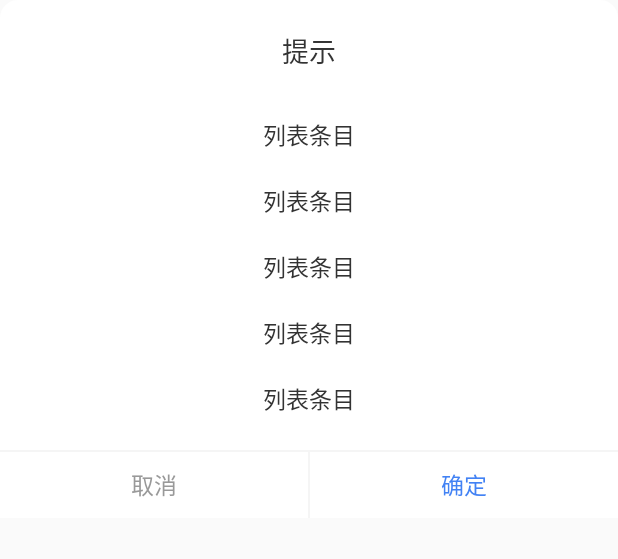
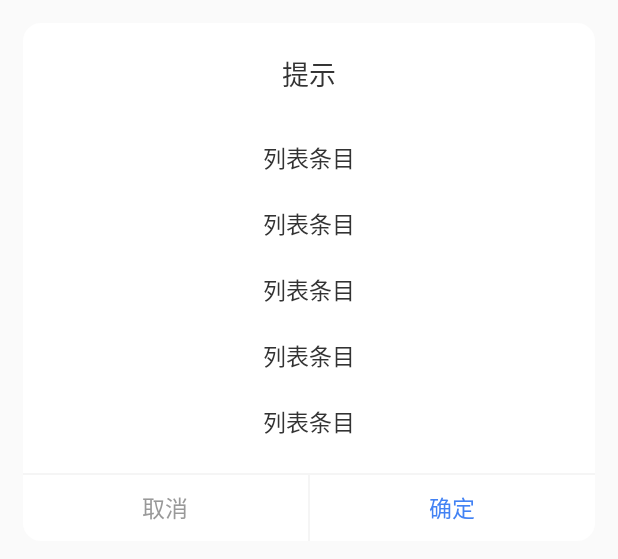
Before and after one commit to ZLYang110/UpperDialog, an Android app: the layout basic_ui_dialog_list.xml on its own in the app's theme, with its tools: preview values and no code run, on a phone screen of 412 x 824 dp. Shown: the top 559 px of the screen. Run offline under Robolectric (Android 15) with nearby library versions, the phone set to English and light mode, and no system bars.

Commit message:
代码优化，

```diff
--- a/app/src/main/java/com/zlyandroid/upperdialog/MainActivity.java
+++ b/app/src/main/java/com/zlyandroid/upperdialog/MainActivity.java
@@ -132,6 +132,10 @@ public class MainActivity extends AppCompatActivity {
 
                         ListDialog.with(MainActivity.this)
                                 .cancelable(true)
+                                .noYseBtn() //不显示确定按钮 三个相互冲突，请设置一个
+                                //.noNoBtn()  //不显示取消按钮
+                                //.noBtn() // 不显示按钮
+
 //                        .title("列表动画")
                                 .datas(lisStr)
                                 .currSelectPos(1)
--- a/upperdialoglib/src/main/java/com/zlylib/upperdialog/manager/Layer.java
+++ b/upperdialoglib/src/main/java/com/zlylib/upperdialog/manager/Layer.java
@@ -18,6 +18,7 @@ import java.util.List;
  */
 public class Layer implements ViewManager.OnLifeListener, ViewManager.OnKeyListener, ViewManager.OnPreDrawListener {
 
+
     private final ViewManager mViewManager;
     private final ViewHolder mViewHolder;
     private final ListenerHolder mListenerHolder;
@@ -30,6 +31,8 @@ public class Layer implements ViewManager.OnLifeListener, ViewManager.OnKeyListe
 
     private Animator mAnimatorIn = null;
     private Animator mAnimatorOut = null;
+
+    private boolean mInitialized = false;
 
     public Layer() {
         mConfig = Utils.requireNonNull(onCreateConfig(), "onCreateConfig() == null");
@@ -96,8 +99,13 @@ public class Layer implements ViewManager.OnLifeListener, ViewManager.OnKeyListe
 
     @Override
     public void onAttach() {
+        getViewHolder().getChild().setVisibility(View.VISIBLE);
         mListenerHolder.bindClickListeners(this);
         mListenerHolder.notifyVisibleChangeOnShow(this);
+        if (!mInitialized) {
+            mInitialized = true;
+            mListenerHolder.notifyOnInitialize(this);
+        }
         mListenerHolder.notifyDataBinder(this);
     }
 
@@ -163,7 +171,15 @@ public class Layer implements ViewManager.OnLifeListener, ViewManager.OnKeyListe
                     @Override
                     public void onAnimationEnd(Animator animation) {
                         if (!beenCanceled) {
-                            mViewManager.detach();
+                            // 动画执行结束后不能直接removeView，要在下一个dispatchDraw周期移除
+                            // 否则会崩溃，因为viewGroup的childCount没有来得及-1，获取到的view为空
+                            getViewHolder().getChild().setVisibility(View.INVISIBLE);
+                            getViewHolder().getChild().post(new Runnable() {
+                                @Override
+                                public void run() {
+                                    mViewManager.detach();
+                                }
+                            });
                         }
                     }
 
@@ -321,6 +337,17 @@ public class Layer implements ViewManager.OnLifeListener, ViewManager.OnKeyListe
     }
 
     /**
+     * 初始化
+     * 获取子控件ID为{@link #getView(int)}
+     *
+     * @param onInitialize 该接口仅在第一次加载时调用，可加载初始化数据
+     */
+    public Layer onInitialize(OnInitialize onInitialize) {
+        mListenerHolder.addOnInitialize(onInitialize);
+        return this;
+    }
+
+    /**
      * 设置显示状态改变的监听
      *
      * @param onVisibleChangeListener OnVisibleChangeListener
@@ -429,6 +456,7 @@ public class Layer implements ViewManager.OnLifeListener, ViewManager.OnKeyListe
 
     protected static class ListenerHolder {
         private SparseArray<OnClickListener> mOnClickListeners = null;
+        private List<OnInitialize> mOnInitializes = null;
         private List<DataBinder> mDataBinders = null;
         private List<OnVisibleChangeListener> mOnVisibleChangeListeners = null;
         private List<OnShowListener> mOnShowListeners = null;
@@ -471,6 +499,13 @@ public class Layer implements ViewManager.OnLifeListener, ViewManager.OnKeyListe
             mDataBinders.add(dataBinder);
         }
 
+        private void addOnInitialize(OnInitialize onInitialize) {
+            if (mOnInitializes == null) {
+                mOnInitializes = new ArrayList<>(1);
+            }
+            mOnInitializes.add(onInitialize);
+        }
+
         private void addOnVisibleChangeListener(OnVisibleChangeListener onVisibleChangeListener) {
             if (mOnVisibleChangeListeners == null) {
                 mOnVisibleChangeListeners = new ArrayList<>(1);
@@ -497,6 +532,15 @@ public class Layer implements ViewManager.OnLifeListener, ViewManager.OnKeyListe
             if (mDataBinders != null) {
                 for (DataBinder dataBinder : mDataBinders) {
                     dataBinder.bindData(layer);
+                }
+            }
+        }
+
+        private void notifyOnInitialize(Layer layer) {
+            Utils.requireNonNull(layer, "layer == null");
+            if (mOnInitializes != null) {
+                for (OnInitialize onInitialize : mOnInitializes) {
+                    onInitialize.onInit(layer);
                 }
             }
         }
@@ -579,6 +623,13 @@ public class Layer implements ViewManager.OnLifeListener, ViewManager.OnKeyListe
         void bindData(Layer layer);
     }
 
+    public interface OnInitialize {
+        /**
+         * 首次加载
+         */
+        void onInit(Layer layer);
+    }
+
     public interface OnClickListener {
         /**
          * 点击事件回调
--- a/upperdialoglib/src/main/java/com/zlylib/upperdialog/manager/ViewManager.java
+++ b/upperdialoglib/src/main/java/com/zlylib/upperdialog/manager/ViewManager.java
@@ -19,7 +19,6 @@ import com.zlylib.upperdialog.utils.Utils;
  * @date 2018/10/25
  */
 public class ViewManager {
-
     private ViewGroup mParent = null;
     private View mChild = null;
 
@@ -61,12 +60,8 @@ public class ViewManager {
     }
 
     public void attach() {
-        if (mParent == null) {
-            throw new RuntimeException("parent cannot be null on attach");
-        }
-        if (mChild == null) {
-            throw new RuntimeException("parent cannot be null on attach");
-        }
+        Utils.requireNonNull(mParent, "parent cannot be null on attach");
+        Utils.requireNonNull(mChild, "child cannot be null on attach");
         checkChildParent();
         if (!isAttached()) {
             onAttach();
--- a/upperdialoglib/src/main/res/layout/basic_ui_dialog_list.xml
+++ b/upperdialoglib/src/main/res/layout/basic_ui_dialog_list.xml
@@ -3,7 +3,8 @@
     xmlns:tools="http://schemas.android.com/tools"
     android:layout_width="match_parent"
     android:layout_height="wrap_content"
-    android:background="@drawable/bg_solid_round_color_surface_radius_top_def"
+    android:layout_margin="15dp"
+    android:background="@drawable/bg_press_color_surface_radius_def"
     android:orientation="vertical">
 
     <TextView
```
Also changed, not shown: upperdialoglib/src/main/java/com/zlylib/upperdialog/ListDialog.java (+24 -13 lines), upperdialoglib/src/main/java/com/zlylib/upperdialog/LoadingDialog.java (+11 -3 lines), upperdialoglib/src/main/java/com/zlylib/upperdialog/dialog/DialogLayer.java (+13 -1 lines), upperdialoglib/src/main/java/com/zlylib/upperdialog/manager/DecorLayer.java (+18 -17 lines), 1 other file.
